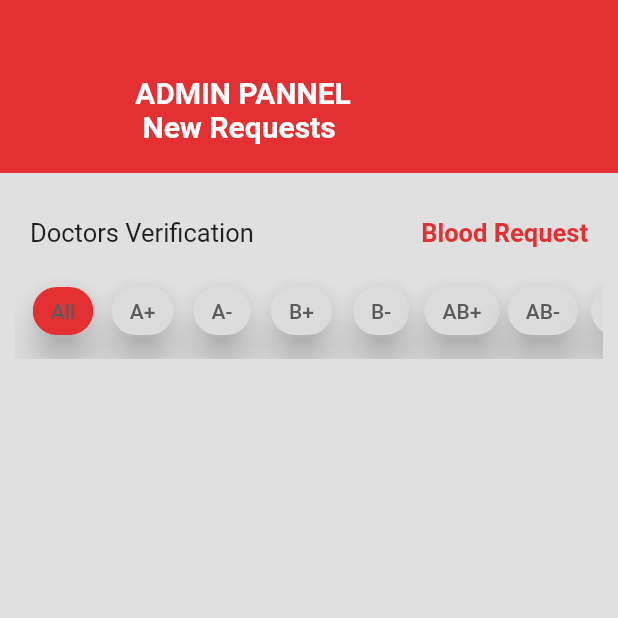
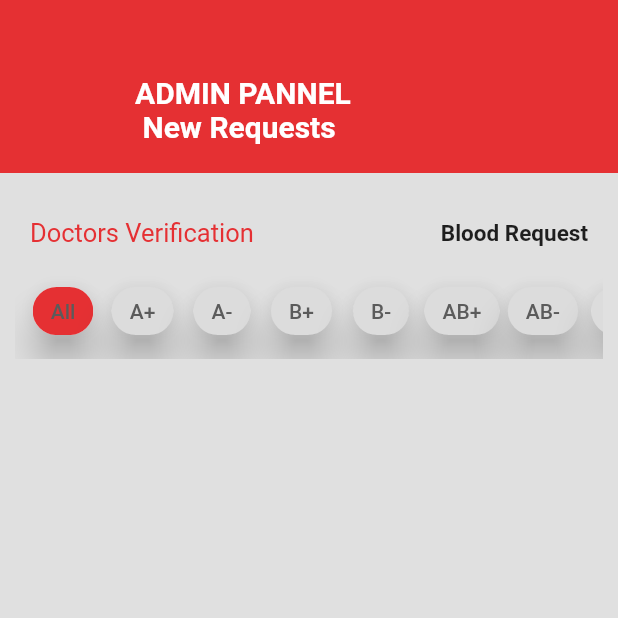
Before and after one commit to POORVI111/raktkhoj, a Flutter app: the Admin screen opened directly, after a tap on "Blood Request", on a phone screen of 412 x 824 dp, the top half of it. Run offline on Flutter 3.47's test engine with Material 2 defaults, Android fonts, the light colour scheme and no system bars; our stand-ins replace cached_network_image, carousel_slider, cloud_firestore, curved_navigation_bar, file_picker, firebase_auth and 20 more; missing offline and left inert: dropdownfield, emoji_picker, flutter_pdfview, mailer, onesignal_flutter, unicorndial; accounts and stored records are empty; statements that could not run were skipped.

```diff
--- a/lib/screens/admin.dart
+++ b/lib/screens/admin.dart
@@ -175,7 +175,7 @@ class _AdminState extends State<Admin> {
           child: Padding(
             padding: EdgeInsets.all(10.0),
             child: Text("Doctors Verification",
-                style: TextStyle(color: reqOrDoc==1? kMainRed: Colors.black87, fontSize: 17.0)),
+                style: TextStyle(color: kMainRed, fontSize: 17.0)),
 
           ),
         ),
@@ -189,9 +189,9 @@ class _AdminState extends State<Admin> {
             padding: EdgeInsets.all(10.0),
             child: Text("Blood Request",
                 style: TextStyle(
-                    color: reqOrDoc==0? kMainRed: Colors.black87,
+                    color: Colors.black87,
                     fontWeight: FontWeight.bold,
-                    fontSize: 17.0)),
+                    fontSize: 15.0)),
           ),
         )
       ],
@@ -483,7 +483,7 @@ class _AdminState extends State<Admin> {
                                       var docURL=_doc.DoctorVerificationReport;
                                       final url =docURL;
                                       final file = await PDFApi.loadNetwork(url.toString());
-                                      await openPDF(context, file);
+                                      openPDF(context, file);
                                     },
                                         icon:Icon(FontAwesomeIcons.folderOpen,color: kMainRed,size: 20,), ),
                                     SizedBox(width: 8,),
--- a/pubspec.yaml
+++ b/pubspec.yaml
@@ -87,9 +87,6 @@ dependencies:
   unicorndial:
   onesignal_flutter: any
   mailer:
-  agora_rtc_engine:
-  permission_handler:
-  flutter_ringtone_player:
 
 
 
```
Also changed, not shown: 1 other file. Lines whose indentation alone changed are shown as unchanged.
